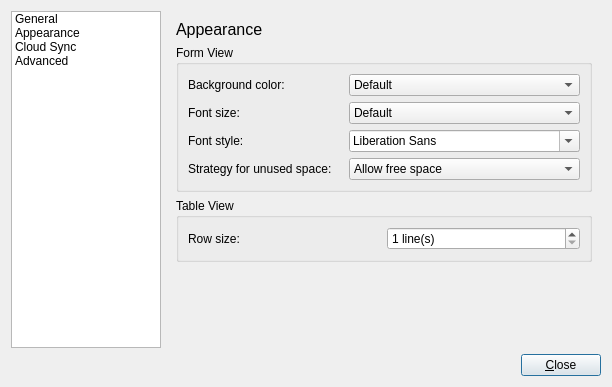
First picture: the form in ui/preferencesdialog.ui, repository giowck/symphytum, before the edit.
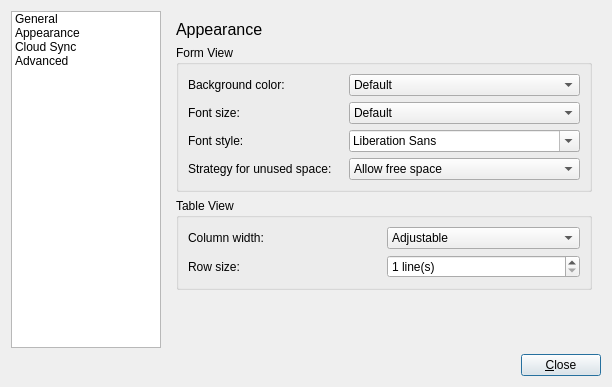
Second picture: the form after the edit. The open tabs and pages were chosen to show the change. Icons and pictures are not drawn.

Commit message:
automatic column width as an option
fixes #116

The edit to the form file:
```diff
--- a/ui/preferencesdialog.ui
+++ b/ui/preferencesdialog.ui
@@ -378,14 +378,14 @@
             <string>Table View</string>
            </property>
            <layout class="QGridLayout" name="gridLayout_2">
-            <item row="0" column="0">
+            <item row="1" column="0">
              <widget class="QLabel" name="label_11">
               <property name="text">
                <string>Row size:</string>
               </property>
              </widget>
             </item>
-            <item row="0" column="1">
+            <item row="1" column="1">
              <widget class="QSpinBox" name="tableRowSizeSpinBox">
               <property name="toolTip">
                <string>Number of lines of text that are shown for each row in table view</string>
@@ -401,6 +401,30 @@
               </property>
              </widget>
             </item>
+            <item row="0" column="0">
+             <widget class="QLabel" name="label_14">
+              <property name="text">
+               <string>Column width:</string>
+              </property>
+             </widget>
+            </item>
+            <item row="0" column="1">
+             <widget class="QComboBox" name="columnWidthComboBox">
+              <property name="toolTip">
+               <string>&lt;html&gt;&lt;head/&gt;&lt;body&gt;&lt;p&gt;&lt;span style=&quot; font-weight:600;&quot;&gt;Adjustable:&lt;/span&gt; the width of the columns can be freely adjusted&lt;/p&gt;&lt;p&gt;&lt;span style=&quot; font-weight:600;&quot;&gt;Automatic width:&lt;/span&gt; the width of the columns is fixed and always resized automatically to fit all content&lt;/p&gt;&lt;/body&gt;&lt;/html&gt;</string>
+              </property>
+              <item>
+               <property name="text">
+                <string>Adjustable</string>
+               </property>
+              </item>
+              <item>
+               <property name="text">
+                <string>Automatic width</string>
+               </property>
+              </item>
+             </widget>
+            </item>
            </layout>
           </widget>
          </item>
```
The commit also changes 3 other files.
